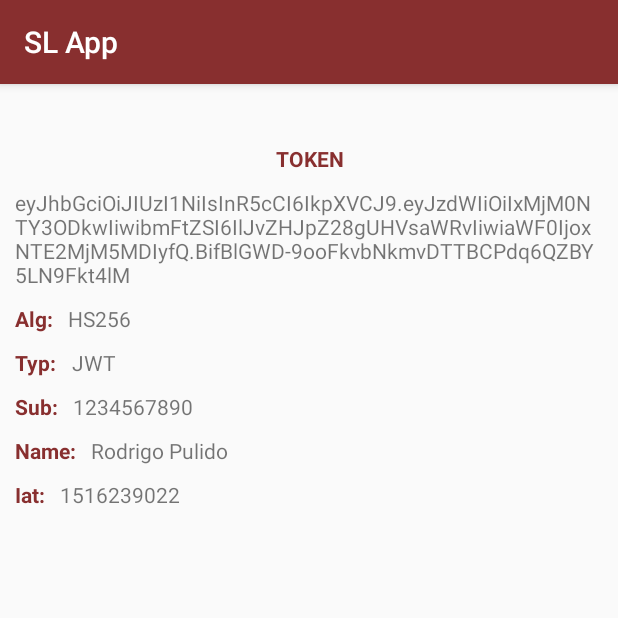
After one commit to RodrigoPulidoG/Search_Location, an Android app: the DecodeActivity screen opened directly, with no data from a screen before it, on a phone screen of 412 x 824 dp, the top half of it. The commit adds this screen. Run offline under Robolectric (Android 15) with nearby library versions, the phone set to English and light mode, and no system bars.

Commit message:
Implement decode token JWT

```diff
--- a/SearchLocationApp/app/build.gradle
+++ b/SearchLocationApp/app/build.gradle
@@ -4,10 +4,10 @@ android {
     compileSdkVersion 29
     defaultConfig {
         applicationId "repos.rodpro.com.searchlocationapp"
-        minSdkVersion 22
+        minSdkVersion 21
         targetSdkVersion 29
         versionCode 1
-        versionName "1.0.0"
+        versionName "1.0.1"
         testInstrumentationRunner "androidx.test.runner.AndroidJUnitRunner"
     }
     buildTypes {
@@ -26,4 +26,7 @@ dependencies {
     androidTestImplementation 'androidx.test.ext:junit:1.1.1'
     androidTestImplementation 'androidx.test.espresso:espresso-core:3.2.0'
     implementation 'com.google.android.gms:play-services-location:17.0.0'
+
+    implementation 'io.jsonwebtoken:jjwt-api:0.10.7'
+
 }
--- a/SearchLocationApp/app/src/main/AndroidManifest.xml
+++ b/SearchLocationApp/app/src/main/AndroidManifest.xml
@@ -6,7 +6,6 @@
     <uses-permission android:name="android.permission.ACCESS_COARSE_LOCATION" />
     <uses-permission android:name="android.permission.INTERNET" />
 
-
     <application
         android:allowBackup="true"
         android:icon="@mipmap/ic_launcher"
@@ -14,6 +13,7 @@
         android:roundIcon="@mipmap/ic_launcher_round"
         android:supportsRtl="true"
         android:theme="@style/AppTheme">
+        <activity android:name=".DecodeActivity"></activity>
         <activity android:name=".MainActivity">
             <intent-filter>
                 <action android:name="android.intent.action.MAIN" />
--- /dev/null
+++ b/SearchLocationApp/app/src/main/java/repos/rodpro/com/searchlocationapp/DecodeActivity.java
@@ -0,0 +1,60 @@
+package repos.rodpro.com.searchlocationapp;
+
+import androidx.appcompat.app.AppCompatActivity;
+
+import android.os.Bundle;
+import android.util.Base64;
+import android.util.Log;
+import android.widget.TextView;
+
+import org.json.JSONException;
+import org.json.JSONObject;
+
+import java.io.UnsupportedEncodingException;
+
+public class DecodeActivity extends AppCompatActivity {
+    private static final String TAG = "TOKEN_DECODED";
+    private String token = "eyJhbGciOiJIUzI1NiIsInR5cCI6IkpXVCJ9.eyJzdWIiOiIxMjM0NTY3ODkwIiwibmFtZSI6IlJvZHJpZ28gUHVsaWRvIiwiaWF0IjoxNTE2MjM5MDIyfQ.BifBlGWD-9ooFkvbNkmvDTTBCPdq6QZBY5LN9Fkt4lM";
+
+    @Override
+    protected void onCreate(Bundle savedInstanceState) {
+        super.onCreate(savedInstanceState);
+        setContentView(R.layout.activity_decode);
+        decodeToken();
+        getResults();
+    }
+
+    private void getResults() {
+        setValuesViews(JWTUtils.getHeader(), JWTUtils.getBody());
+    }
+
+    private void decodeToken() {
+        try {
+            JWTUtils.decoded(token);
+        } catch (Exception e) {
+            e.printStackTrace();
+        }
+    }
+
+    private void setValuesViews(String header, String body) {
+        Log.d(TAG, "setValuesViews, Header: " + header + ", Body: " + body);
+        TextView alg = findViewById(R.id.alg);
+        TextView typ = findViewById(R.id.typ);
+        TextView sub = findViewById(R.id.sub);
+        TextView name = findViewById(R.id.name);
+        TextView iat = findViewById(R.id.iat);
+        try {
+            JSONObject headerJon = new JSONObject(header);
+            alg.setText(headerJon.getString("alg"));
+            typ.setText(headerJon.getString("typ"));
+            JSONObject bodyJon = new JSONObject(body);
+            sub.setText(bodyJon.getString("sub"));
+            name.setText(bodyJon.getString("name"));
+            iat.setText(bodyJon.getString("iat"));
+        } catch (JSONException e) {
+            e.printStackTrace();
+        }
+    }
+
+
+}
--- /dev/null
+++ b/SearchLocationApp/app/src/main/java/repos/rodpro/com/searchlocationapp/JWTUtils.java
@@ -0,0 +1,38 @@
+package repos.rodpro.com.searchlocationapp;
+
+import android.util.Base64;
+import android.util.Log;
+
+import java.io.UnsupportedEncodingException;
+
+public class JWTUtils {
+    private static final String TAG = "JWT_DECODED";
+    static String header;
+    static String body;
+
+    static void decoded(String JWTEncoded) {
+        try {
+            String[] split = JWTEncoded.split("\\.");
+            Log.d(TAG, "Header: " + getJson(split[0]));
+            Log.d(TAG, "Body: " + getJson(split[1]));
+            header = getJson(split[0]);
+            body = getJson(split[1]);
+        } catch (UnsupportedEncodingException e) {
+            Log.e(TAG, "decoded: " + e);
+        }
+    }
+
+
+    private static String getJson(String strEncoded) throws UnsupportedEncodingException{
+        byte[] decodedBytes = Base64.decode(strEncoded, Base64.URL_SAFE);
+        return new String(decodedBytes, "UTF-8");
+    }
+
+    public static String getHeader() {
+        return header;
+    }
+
+    public static String getBody(){
+        return body;
+    }
+}
--- a/SearchLocationApp/app/src/main/java/repos/rodpro/com/searchlocationapp/MainActivity.java
+++ b/SearchLocationApp/app/src/main/java/repos/rodpro/com/searchlocationapp/MainActivity.java
@@ -19,6 +19,8 @@ import android.net.Uri;
 import android.os.Bundle;
 import android.provider.Settings;
 import android.util.Log;
+import android.view.View;
+import android.widget.Button;
 import android.widget.TextView;
 
 import com.google.android.gms.location.FusedLocationProviderClient;
@@ -26,7 +28,7 @@ import com.google.android.gms.location.LocationCallback;
 import com.google.android.gms.location.LocationRequest;
 import com.google.android.gms.location.LocationResult;
 
-public class MainActivity extends AppCompatActivity  {
+public class MainActivity extends AppCompatActivity implements View.OnClickListener {
 
     private static final String TAG = "SEARCH_LOC_MAIN";
     private static final int PERMISSION_LOCATION_REQUEST_CODE = 200;
@@ -45,8 +47,14 @@ public class MainActivity extends AppCompatActivity  {
         Log.d(TAG, "onCreate");
         super.onCreate(savedInstanceState);
         setContentView(R.layout.activity_main);
+        setViews();
         setLocationManager();
         requestLocationPermission();
+    }
+
+    private void setViews() {
+        Button decode = findViewById(R.id.token);
+        decode.setOnClickListener(this);
     }
 
     private void setLocationManager() {
@@ -237,4 +245,16 @@ public class MainActivity extends AppCompatActivity  {
     }
 
 
+    @Override
+    public void onClick(View view) {
+        switch (view.getId()){
+            case R.id.token:
+                launchDecode();
+        }
+    }
+
+    private void launchDecode() {
+        Intent intent = new Intent(this,DecodeActivity.class);
+        startActivity(intent);
+    }
 }
--- /dev/null
+++ b/SearchLocationApp/app/src/main/res/layout/activity_decode.xml
@@ -0,0 +1,120 @@
+<?xml version="1.0" encoding="utf-8"?>
+<LinearLayout
+    xmlns:android="http://schemas.android.com/apk/res/android"
+    xmlns:tools="http://schemas.android.com/tools"
+    android:padding="10dp"
+    android:orientation="vertical"
+    android:layout_width="match_parent"
+    android:layout_height="match_parent"
+    tools:context=".DecodeActivity">
+    <TextView
+        android:layout_marginTop="30dp"
+        android:textStyle="bold"
+        android:textColor="@color/colorPrimary"
+        android:gravity="center"
+        android:text="TOKEN"
+        android:layout_width="match_parent"
+        android:layout_height="wrap_content"/>
+    <TextView
+        android:layout_marginTop="10dp"
+        android:text="eyJhbGciOiJIUzI1NiIsInR5cCI6IkpXVCJ9.eyJzdWIiOiIxMjM0NTY3ODkwIiwibmFtZSI6IlJvZHJpZ28gUHVsaWRvIiwiaWF0IjoxNTE2MjM5MDIyfQ.BifBlGWD-9ooFkvbNkmvDTTBCPdq6QZBY5LN9Fkt4lM"
+        android:layout_width="match_parent"
+        android:layout_height="wrap_content"/>
+
+    <LinearLayout
+        android:orientation="horizontal"
+        android:layout_width="match_parent"
+        android:layout_height="wrap_content">
+        <TextView
+            android:layout_marginTop="10dp"
+            android:layout_marginRight="10dp"
+            android:textColor="@color/colorPrimary"
+            android:textStyle="bold"
+            android:text="Alg:"
+            android:layout_width="wrap_content"
+            android:layout_height="wrap_content"/>
+        <TextView
+            android:id="@+id/alg"
+            android:layout_marginTop="10dp"
+            android:layout_width="match_parent"
+            android:layout_height="wrap_content"/>
+    </LinearLayout>
+
+    <LinearLayout
+        android:orientation="horizontal"
+        android:layout_width="match_parent"
+        android:layout_height="wrap_content">
+        <TextView
+            android:layout_marginTop="10dp"
+            android:layout_marginRight="10dp"
+            android:textColor="@color/colorPrimary"
+            android:textStyle="bold"
+            android:text="Typ:"
+            android:layout_width="wrap_content"
+            android:layout_height="wrap_content"/>
+        <TextView
+            android:id="@+id/typ"
+            android:layout_marginTop="10dp"
+            android:layout_width="match_parent"
+            android:layout_height="wrap_content"/>
+    </LinearLayout>
+
+    <LinearLayout
+        android:orientation="horizontal"
+        android:layout_width="match_parent"
+        android:layout_height="wrap_content">
+        <TextView
+            android:layout_marginTop="10dp"
+            android:layout_marginRight="10dp"
+            android:textColor="@color/colorPrimary"
+            android:textStyle="bold"
+            android:text="Sub:"
+            android:layout_width="wrap_content"
+            android:layout_height="wrap_content"/>
+        <TextView
+            android:id="@+id/sub"
+            android:layout_marginTop="10dp"
+            android:layout_width="match_parent"
+            android:layout_height="wrap_content"/>
+    </LinearLayout>
+
+    <LinearLayout
+        android:orientation="horizontal"
+        android:layout_width="match_parent"
+        android:layout_height="wrap_content">
+        <TextView
+            android:layout_marginTop="10dp"
+            android:layout_marginRight="10dp"
+            android:textColor="@color/colorPrimary"
+            android:textStyle="bold"
+            android:text="Name:"
+            android:layout_width="wrap_content"
+            android:layout_height="wrap_content"/>
+        <TextView
+            android:id="@+id/name"
+            android:layout_marginTop="10dp"
+            android:layout_width="match_parent"
+            android:layout_height="wrap_content"/>
+    </LinearLayout>
+
+    <LinearLayout
+        android:orientation="horizontal"
+        android:layout_width="match_parent"
+        android:layout_height="wrap_content">
+        <TextView
+            android:layout_marginTop="10dp"
+            android:layout_marginRight="10dp"
+            android:textColor="@color/colorPrimary"
+            android:textStyle="bold"
+            android:text="Iat:"
+            android:layout_width="wrap_content"
+            android:layout_height="wrap_content"/>
+        <TextView
+            android:id="@+id/iat"
+            android:layout_marginTop="10dp"
+            android:layout_width="match_parent"
+            android:layout_height="wrap_content"/>
+    </LinearLayout>
+
+
+</LinearLayout>
--- a/SearchLocationApp/app/src/main/res/layout/activity_main.xml
+++ b/SearchLocationApp/app/src/main/res/layout/activity_main.xml
@@ -164,6 +164,16 @@
 
     </LinearLayout>
 
+    <Button
+        android:id="@+id/token"
+        android:background="@color/colorPrimary"
+        app:layout_constraintLeft_toLeftOf="parent"
+        app:layout_constraintRight_toRightOf="parent"
+        app:layout_constraintBottom_toBottomOf="parent"
+        android:layout_marginBottom="20dp"
+        android:text="DECODE"
+        android:layout_width="wrap_content"
+        android:layout_height="wrap_content"/>
 
 
 </androidx.constraintlayout.widget.ConstraintLayout>
--- a/SearchLocationApp/build.gradle
+++ b/SearchLocationApp/build.gradle
@@ -7,10 +7,11 @@ buildscript {
 
     }
     dependencies {
-        classpath 'com.android.tools.build:gradle:3.5.1'
+        classpath 'com.android.tools.build:gradle:3.5.2'
 
         // NOTE: Do not place your application dependencies here; they belong
         // in the individual module build.gradle files
+
     }
 }
 
```
